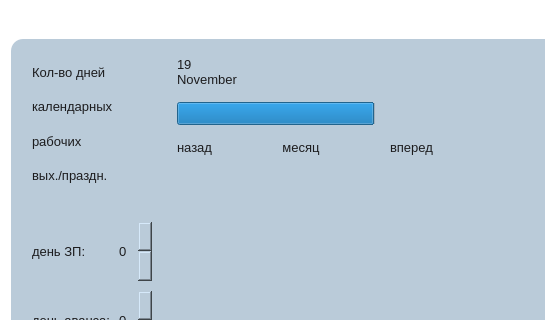
First picture: the form in ui/cash.ui, repository CatMolnia/CASH, before the edit; both pictures show x 0 to 545 and y 0 to 320 of the 1217 by 686 pixel window.
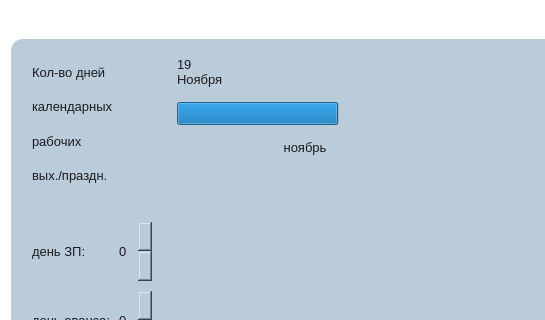
Second picture: the form after the edit.

```diff
--- a/ui/cash.ui
+++ b/ui/cash.ui
@@ -1819,7 +1819,7 @@
                     </sizepolicy>
                    </property>
                    <property name="text">
-                    <string>November</string>
+                    <string>Ноября</string>
                    </property>
                   </widget>
                  </item>
@@ -1923,7 +1923,7 @@
                 <number>0</number>
                </property>
                <property name="value">
-                <number>77</number>
+                <number>63</number>
                </property>
                <property name="format">
                 <string/>
@@ -1957,7 +1957,7 @@
                   </sizepolicy>
                  </property>
                  <property name="text">
-                  <string>назад</string>
+                  <string/>
                  </property>
                 </widget>
                </item>
@@ -1970,7 +1970,7 @@
                   </sizepolicy>
                  </property>
                  <property name="text">
-                  <string>месяц</string>
+                  <string>ноябрь</string>
                  </property>
                  <property name="alignment">
                   <set>Qt::AlignCenter</set>
@@ -1986,7 +1986,7 @@
                   </sizepolicy>
                  </property>
                  <property name="text">
-                  <string>вперед</string>
+                  <string/>
                  </property>
                 </widget>
                </item>
```
Left out of the diff: 6 changed lines with no effect on the pictures.
